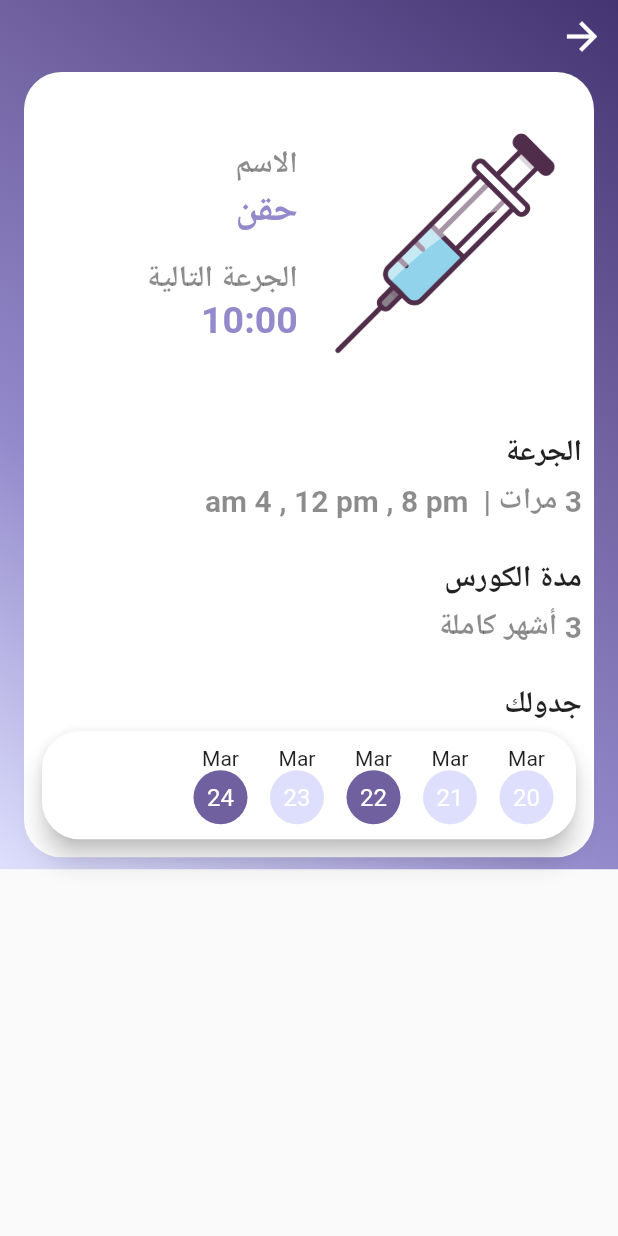
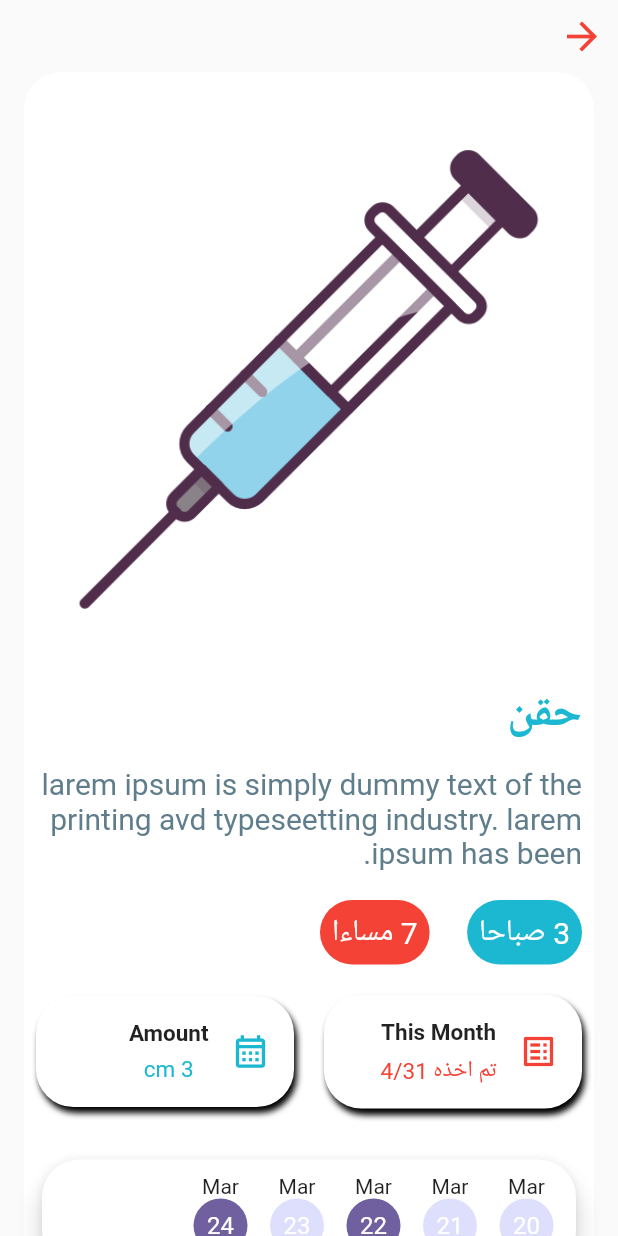
Before and after one commit to KHgamal/Medicine, a Flutter app: the screen it shows after launch, after a tap on "?Did you take your medicine", on a phone screen of 412 x 824 dp. Run offline on Flutter 3.47's test engine with Material 2 defaults, Android fonts, the phone set to English and light mode, and no system bars; our stand-ins replace flutter_slidable, smooth_page_indicator; missing offline and left inert: circular_bottom_navigation, rolling_bottom_bar, weekday_scroller; statements that could not run were skipped.

Commit message:
modify medicine_details page

```diff
--- a/lib/pages/medicine_details.dart
+++ b/lib/pages/medicine_details.dart
@@ -1,6 +1,8 @@
 import 'package:flutter/material.dart';
 import 'package:untitled1/widgets/circular_navigation_bar.dart';
+import 'package:untitled1/widgets/dose_container.dart';
 import '../constants.dart';
+
 class MedicineDetails extends StatelessWidget {
   const MedicineDetails({Key? key, required this.index}) : super(key: key);
   final int index;
@@ -10,55 +12,107 @@ final int index;
       child: Directionality(
         textDirection: TextDirection.rtl,
         child: Scaffold(
-          body: Container(
-            decoration: BoxDecoration(
-              gradient: LinearGradient(
-                begin: Alignment.topRight,
-                end: Alignment.bottomLeft,
-                colors: [customColor1,customColor2,customColor3, customColor5],
-              ),),
-            child:SingleChildScrollView(
+          body: SingleChildScrollView(
             child: Column(
               crossAxisAlignment: CrossAxisAlignment.start,
               children: [
-                  IconButton(onPressed: ()=>Navigator.of(context).pushReplacement(MaterialPageRoute(builder: (context) =>const CircularNavigationBar())),
-                    icon:const Icon(Icons.arrow_back,color:Colors.white,size:30,),),
+                IconButton(
+                  onPressed: () => Navigator.of(context).pushReplacement(
+                      MaterialPageRoute(
+                          builder: (context) => const CircularNavigationBar())),
+                  icon: Icon(
+                    Icons.arrow_back,
+                    color: redColor,
+                    size: 30,
+                  ),
+                ),
                 Container(
                   padding: const EdgeInsets.all(8),
-                    margin: const EdgeInsets.only(left: 16,right: 16,bottom: 8),
+                  margin: const EdgeInsets.only(left: 16, right: 16, bottom: 8),
                   decoration: const BoxDecoration(
                     color: Colors.white,
-                      borderRadius: BorderRadius.all( Radius.circular(25),),
+                    borderRadius: BorderRadius.all(
+                      Radius.circular(25),
+                    ),
                   ),
                   child: SingleChildScrollView(
                     child: Column(
                       crossAxisAlignment: CrossAxisAlignment.start,
                       children: [
-                          const SizedBox(height:15,),
+                        const SizedBox(
+                          height: 15,
+                        ),
                         Padding(
                           padding: const EdgeInsets.all(8.0),
-                            child: Row(
+                          child: Expanded(
+                              child: Image.asset(details[index]["imagesList"])),
+                        ),
+                        const SizedBox(
+                          height: 20,
+                        ),
+                        Text(
+                          details[index]["name"],
+                          style: TextStyle(
+                              fontSize: 30,
+                              fontWeight: FontWeight.bold,
+                              color: blueColor),
+                        ),
+                        const SizedBox(
+                          height: 15,
+                        ),
+                        const Text(
+                          'larem ipsum is simply dummy text of the printing avd typeseetting industry. larem ipsum has been.',
+                          style:
+                              TextStyle(fontSize: 20, color: Colors.blueGrey),
+                        ),
+                        const SizedBox(
+                          height: 20,
+                        ),
+                        Row(
+                          mainAxisAlignment: MainAxisAlignment.start,
                           children: [
-                                Expanded(child: Image.asset(details[index]["imagesList"])),
-                                const SizedBox(width: 15,),
-                                Expanded(
-                                  child: Column(
-                                    crossAxisAlignment: CrossAxisAlignment.start,
-                                    children: [
-                                      Text("الاسم",style: greyTextStyle,),
-                                      Text(details[index]["name"],style: TextStyle(fontSize:25,fontWeight:FontWeight.bold,color:customColor3),),
-                                      const SizedBox(height: 15,),
-                                      Text("الجرعة التالية",style: greyTextStyle,),
-                                      Text(details[index]["nextDose"],style: TextStyle(fontSize:25,fontWeight:FontWeight.bold,color:customColor3),),
+                            DoseContainer(
+                              dose: details[index]['first dose'],
+                              color: blueColor,
+                              fontSize: 20,
+                            ),
+                            const SizedBox(
+                              width: 25,
+                            ),
+                            DoseContainer(
+                              dose: details[index]['second dose'],
+                              color: redColor,
+                              fontSize: 20,
+                            ),
                           ],
                         ),
+                        const SizedBox(
+                          height: 20,
                         ),
-
+                        Row(
+                          mainAxisAlignment: MainAxisAlignment.spaceAround,
+                          children: [
+                            DetailsContainer(
+                              color: redColor,
+                              icon: Icons.list_alt,
+                              subTitle: 'تم اخذه 4/31',
+                              title: 'This Month',
+                            ),
+                            const SizedBox(
+                              width: 20,
+                            ),
+                            DetailsContainer(
+                              title: 'Amount',
+                              subTitle: details[index]['concentration'],
+                              icon: Icons.calendar_month_outlined,
+                              color: blueColor,
+                            ),
                           ],
                         ),
+                        const SizedBox(
+                          height: 30,
                         ),
-                          const SizedBox(height:35,),
-                          Text("الجرعة",style: defaultTextStyle,),
+                        /* Text("الجرعة",style: defaultTextStyle,),
                         const SizedBox(height:5,),
                         Text("3 مرات |  am 4 , 12 pm , 8 pm",style: greyTextStyle,),
                         const SizedBox(height:25,),
@@ -66,17 +120,20 @@ final int index;
                         const SizedBox(height:5,),
                         Text("3 أشهر كاملة ",style: greyTextStyle,),
                         const SizedBox(height:25,),
-                          Text("جدولك",style: defaultTextStyle,),
+                        Text("جدولك",style: defaultTextStyle,),*/
                         SizedBox(
-                            height:80,
+                          height: 80,
                           child: Card(
                             shape: RoundedRectangleBorder(
                               borderRadius: BorderRadius.circular(25),
-                              ),elevation:7,
+                            ),
+                            elevation: 7,
                             child: SizedBox(
                               child: Row(
                                 children: [
-                                     const SizedBox(width: 15,),
+                                  const SizedBox(
+                                    width: 15,
+                                  ),
                                   Column(
                                     mainAxisAlignment: MainAxisAlignment.center,
                                     children: [
@@ -89,7 +146,9 @@ final int index;
                                       ),
                                     ],
                                   ),
-                                     const SizedBox(width: 15,),
+                                  const SizedBox(
+                                    width: 15,
+                                  ),
                                   Column(
                                     mainAxisAlignment: MainAxisAlignment.center,
                                     children: [
@@ -102,40 +161,46 @@ final int index;
                                       ),
                                     ],
                                   ),
-                                     const SizedBox(width: 15,),
+                                  const SizedBox(
+                                    width: 15,
+                                  ),
                                   Column(
                                     mainAxisAlignment: MainAxisAlignment.center,
                                     children: [
                                       const Text("Mar"),
                                       CircleAvatar(
                                         radius: 18,
-                                           backgroundColor:customColor2,
+                                        backgroundColor: customColor2,
                                         foregroundColor: Colors.white,
                                         child: const Text("22"),
                                       ),
                                     ],
                                   ),
-                                     const SizedBox(width: 15,),
+                                  const SizedBox(
+                                    width: 15,
+                                  ),
                                   Column(
                                     mainAxisAlignment: MainAxisAlignment.center,
                                     children: [
                                       const Text("Mar"),
                                       CircleAvatar(
                                         radius: 18,
-                                           backgroundColor:customColor5,
+                                        backgroundColor: customColor5,
                                         foregroundColor: Colors.white,
                                         child: const Text("23"),
                                       ),
                                     ],
                                   ),
-                                     const SizedBox(width: 15,),
+                                  const SizedBox(
+                                    width: 15,
+                                  ),
                                   Column(
                                     mainAxisAlignment: MainAxisAlignment.center,
                                     children: [
                                       const Text("Mar"),
                                       CircleAvatar(
                                         radius: 18,
-                                           backgroundColor:customColor2,
+                                        backgroundColor: customColor2,
                                         foregroundColor: Colors.white,
                                         child: const Text("24"),
                                       ),
@@ -155,7 +220,90 @@ final int index;
           ),
         ),
       ),
+    );
+  }
+}
+
+class DetailsContainer extends StatelessWidget {
+  const DetailsContainer({
+    Key? key,
+    required this.title,
+    required this.subTitle,
+    required this.icon,
+    required this.color,
+  }) : super(key: key);
+
+  final String title;
+  final String subTitle;
+  final IconData icon;
+  final Color color;
+  @override
+  Widget build(BuildContext context) {
+    return Expanded(
+      child: Container(
+        padding: const EdgeInsets.all(16),
+        decoration: const BoxDecoration(
+          boxShadow: [
+            BoxShadow(
+              //color:blueColor,
+              blurRadius: 3,
+              offset: Offset(2, 4), // Shadow position
+            ),
+          ],
+          color: Colors.white,
+          borderRadius: BorderRadius.all(
+            Radius.circular(25),
+          ),
+        ),
+        child: Row(
+          children: [
+            Icon(
+              icon,
+              size: 26,
+              //Icons.list_alt,
+              color: color,
+            ),
+            const SizedBox(
+              width: 15,
+            ),
+            Column(
+              children: [
+                Text(
+                  title,
+                  //'This Month',
+                  style: const TextStyle(
+                    fontWeight: FontWeight.bold,
+                    fontSize: 15,
+                  ),
+                ),
+                const SizedBox(
+                  height: 6,
+                ),
+                Text(
+                  subTitle,
+                  //'تم اخذه 4/31',
+                  style: TextStyle(
+                    color: color,
+                    fontSize: 15,
+                  ),
+                ),
+              ],
+            ),
+          ],
+        ),
       ),
     );
   }
 }
+/* Expanded(
+                                child: Column(
+                                  crossAxisAlignment: CrossAxisAlignment.start,
+                                  children: [
+                                    Text("الاسم",style: greyTextStyle,),
+                                    Text(details[index]["name"],style: TextStyle(fontSize:25,fontWeight:FontWeight.bold,color:customColor3),),
+                                    const SizedBox(height: 15,),
+                                    Text("الجرعة التالية",style: greyTextStyle,),
+                                    Text(details[index]["nextDose"],style: TextStyle(fontSize:25,fontWeight:FontWeight.bold,color:customColor3),),
+                                  ],
+                                ),
+                              ),*/
--- /dev/null
+++ b/lib/widgets/dose_container.dart
@@ -0,0 +1,35 @@
+import 'package:flutter/material.dart';
+
+class DoseContainer extends StatelessWidget {
+  const DoseContainer({
+    Key? key,
+    required this.dose,
+    required this.color, required this.fontSize,
+  }) : super(key: key);
+
+  final String dose;
+  final Color color;
+  final double fontSize;
+
+  @override
+  Widget build(BuildContext context) {
+    return Container(
+      decoration: BoxDecoration(
+        color: color,
+        borderRadius: const BorderRadius.all(
+          Radius.circular(30),
+        ),
+      ),
+      child: Padding(
+        padding: const EdgeInsets.all(8.0),
+        child: Text(
+          dose,
+          style: TextStyle(
+            fontSize: fontSize,
+            color: Colors.white,
+          ),
+        ),
+      ),
+    );
+  }
+}
--- a/lib/widgets/medicine_list_container.dart
+++ b/lib/widgets/medicine_list_container.dart
@@ -3,6 +3,7 @@ import 'package:flutter_slidable/flutter_slidable.dart';
 
 import '../constants.dart';
 import '../pages/medicine_details.dart';
+import 'dose_container.dart';
 
 class MedicineListContainer extends StatelessWidget {
   const MedicineListContainer({
@@ -76,11 +77,11 @@ class MedicineListContainer extends StatelessWidget {
                 children: [
                   Column(
                     children: [
-                      DoseContainer(dose: firstDose),
+                      DoseContainer(dose: firstDose, color: redColor, fontSize: 12,),
                       const SizedBox(
                         height: 10,
                       ),
-                      DoseContainer(dose: secondDose)
+                      DoseContainer(dose: secondDose, color: redColor, fontSize: 12,)
                     ],
                   ),
                   /*IconButton(
@@ -158,36 +159,7 @@ class MedicineListContainer extends StatelessWidget {
   }
 }
 
-class DoseContainer extends StatelessWidget {
-  const DoseContainer({
-    Key? key,
-    required this.dose,
-  }) : super(key: key);
 
-  final String dose;
-
-  @override
-  Widget build(BuildContext context) {
-    return Container(
-      decoration: BoxDecoration(
-        color: redColor,
-        borderRadius: const BorderRadius.all(
-          Radius.circular(30),
-        ),
-      ),
-      child: Padding(
-        padding: const EdgeInsets.all(8.0),
-        child: Text(
-          dose,
-          style: const TextStyle(
-            fontSize: 12,
-            color: Colors.white,
-          ),
-        ),
-      ),
-    );
-  }
-}
 
 class IntakeContainer extends StatefulWidget {
   const IntakeContainer({
```
Lines whose indentation alone changed are shown as unchanged.
